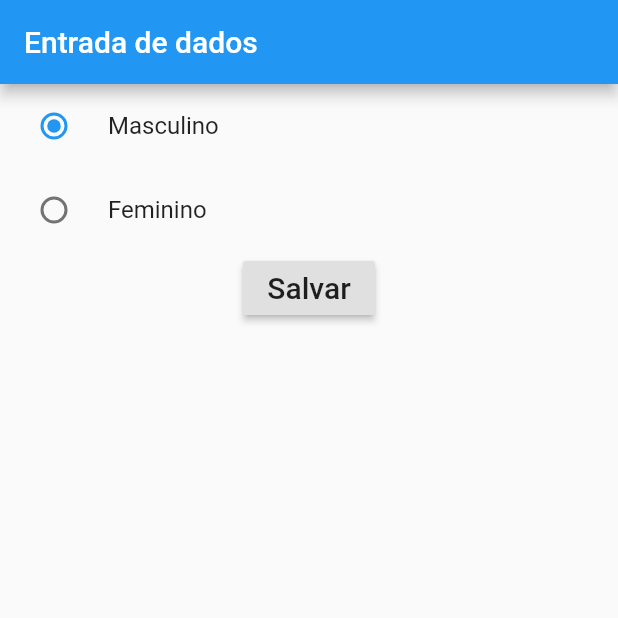
After one commit to petscaramussi/EntradaDados, a Flutter app: the screen it shows after launch, after a tap on "Masculino", on a phone screen of 412 x 824 dp, the top half of it. The commit adds this screen. Run offline on Flutter 3.47's test engine with Material 2 defaults, Android fonts, the phone set to English and light mode, and no system bars.

Commit message:
Train RadioButton

```diff
--- /dev/null
+++ b/entrada_dados/lib/EntradaRadioButton.dart
@@ -0,0 +1,85 @@
+import 'package:flutter/material.dart';
+
+class EntradaRadioButton extends StatefulWidget {
+  @override
+  _EntradaRadioButtonState createState() => _EntradaRadioButtonState();
+}
+
+class _EntradaRadioButtonState extends State<EntradaRadioButton> {
+
+  int _escolhaUsuario;
+
+  @override
+  Widget build(BuildContext context) {
+    return Scaffold(
+      appBar: AppBar(
+        title: Text("Entrada de dados"),
+      ),
+      body: Container(
+        child: Column(
+          children: <Widget>[
+
+            RadioListTile(
+              title: Text("Masculino") ,
+                value: 1,
+                groupValue: _escolhaUsuario,
+                onChanged: (int escolha){
+                  setState(() {
+                    _escolhaUsuario = escolha;
+                  });
+                }
+            ),
+            RadioListTile(
+                title: Text("Feminino") ,
+                value: 2,
+                groupValue: _escolhaUsuario,
+                onChanged: (int escolha){
+                  setState(() {
+                    _escolhaUsuario = escolha;
+                  });
+                }
+            ),
+            RaisedButton(
+                child: Text(
+                  "Salvar",
+                  style: TextStyle(
+                      fontSize: 20
+                  ),
+                ),
+                onPressed: (){
+                  print("Resultado: " + _escolhaUsuario.toString() );
+                }
+            )
+
+            /*
+            Text("Masculino"),
+            Radio(
+                value: "m",
+                groupValue: _escolhaUsuario,
+                onChanged: (String escolha){
+                  setState(() {
+                    _escolhaUsuario = escolha;
+                  });
+                  print("resultado: " + escolha);
+                }
+            ),
+            Text("Feminino"),
+            Radio(
+                value: "f",
+                groupValue: _escolhaUsuario,
+                onChanged: (String escolha){
+                  setState(() {
+                    _escolhaUsuario = escolha;
+                  });
+                  print("resultado: " + escolha);
+                }
+            ),
+            */
+
+
+          ],
+        ),
+      ),
+    );
+  }
+}
--- a/entrada_dados/lib/main.dart
+++ b/entrada_dados/lib/main.dart
@@ -1,4 +1,5 @@
 //import 'package:entrada_dados/CampoTexto.dart';
+import 'package:entrada_dados/EntradaRadioButton.dart';
 import 'package:flutter/material.dart';
 //import 'CampoTexto.dart';
 import 'EntradaCheckBox.dart';
@@ -6,7 +7,8 @@ void main(){
   runApp(
     MaterialApp(
       //home: CampoTexto(),
-      home: EntradaCheckBox(),
+      //home: EntradaCheckBox(),
+      home: EntradaRadioButton(),
     )
   );
 }
```
